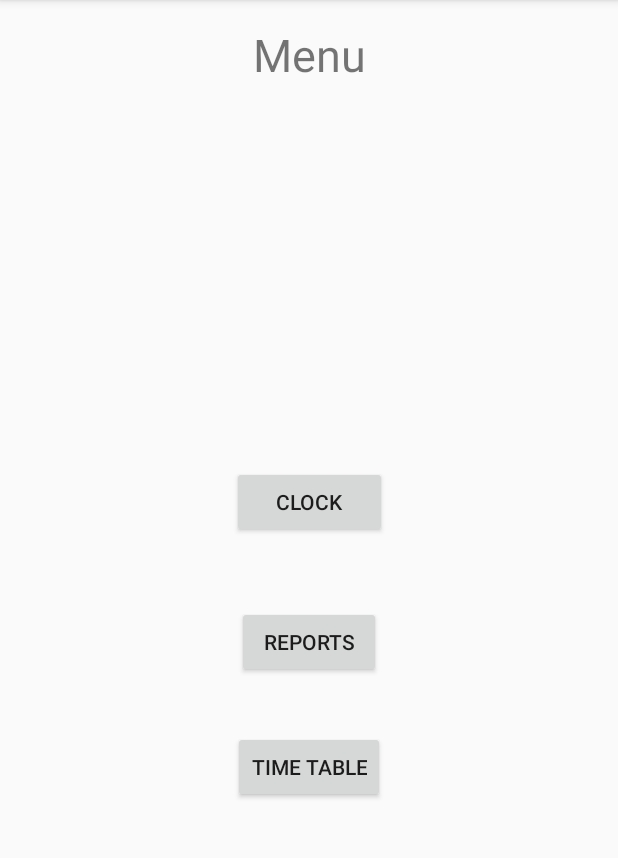
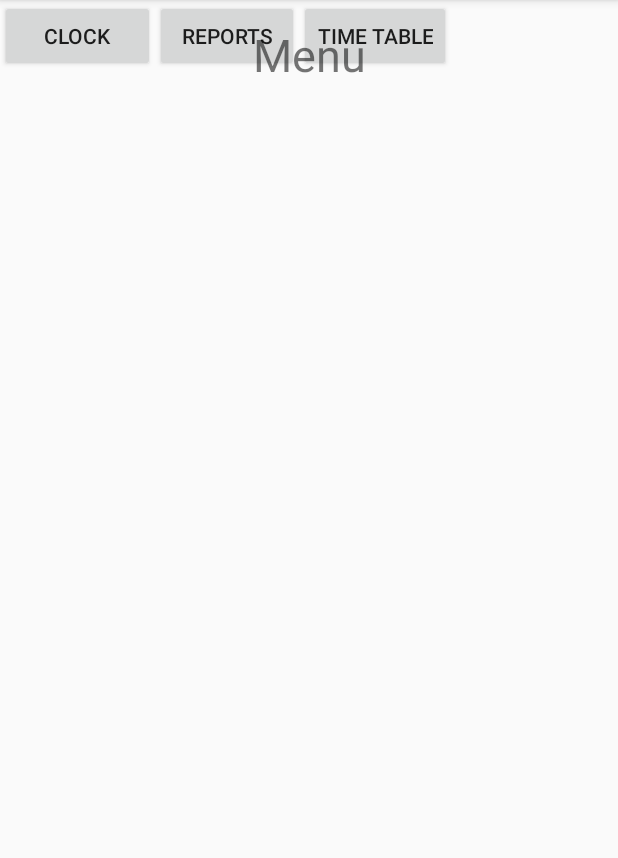
Before and after one commit to ohaddali/Easy2M_Client, an Android app: the CompanyMenuActivity screen opened directly, with no data from a screen before it, on a phone screen of 412 x 824 dp, the part 84-942 px from its top. Run offline under Robolectric (Android 15) with nearby library versions, the phone set to English and light mode, and no system bars; network calls fail.

```diff
--- a/app/src/main/java/nok/easy2m/activities/CompanyMenuActivity.java
+++ b/app/src/main/java/nok/easy2m/activities/CompanyMenuActivity.java
@@ -1,11 +1,13 @@
 package nok.easy2m.activities;
 
 import android.content.Intent;
+import android.content.SharedPreferences;
 import android.support.v7.app.AppCompatActivity;
 import android.os.Bundle;
 import android.text.format.Time;
 import android.view.View;
 import android.widget.Button;
+import android.widget.GridLayout;
 import android.widget.TextView;
 
 import nok.easy2m.R;
@@ -19,6 +21,10 @@ public class CompanyMenuActivity extends AppCompatActivity implements View.OnCli
     TextView companyNameLbl;
     String companyName;
     private long companyId;
+    private boolean isAdmin;
+    private SharedPreferences pref;
+    private GridLayout gridLayout;
+    Button addWorkers;
 
     @Override
     protected void onCreate(Bundle savedInstanceState) {
@@ -29,10 +35,22 @@ public class CompanyMenuActivity extends AppCompatActivity implements View.OnCli
         reportsBtn =findViewById(R.id.menu_reportsBtn);
         timetableBtn = findViewById(R.id.menu_timetableBtn);
         companyNameLbl = findViewById(R.id.menu_companynameLbl);
+        pref = getSharedPreferences("label" , 0);
+        isAdmin = pref.getBoolean("admin",false);
 
         companyName = getIntent().getStringExtra("companyName");
         companyId = getIntent().getLongExtra("companyId" , 0);
         companyNameLbl.setText(companyName);
+
+        gridLayout = findViewById(R.id.user_gridlayout);
+        if(isAdmin)
+        {
+            addWorkers = new Button(this);
+            addWorkers.setText("Add Workers");
+            addWorkers.setOnClickListener(this);
+            gridLayout.removeView(clockBtn);
+            gridLayout.addView(addWorkers);
+        }
 
         clockBtn.setOnClickListener(this);
         reportsBtn.setOnClickListener(this);
@@ -59,5 +77,10 @@ public class CompanyMenuActivity extends AppCompatActivity implements View.OnCli
             i.putExtra("companyId" , companyId);
             startActivity(i);
         }
+        else if (v == addWorkers)
+        {
+            i = new Intent(this,AddRolesActivity.class);
+            startActivity(i);
+        }
     }
 }
--- a/app/src/main/res/layout/activity_company_menu.xml
+++ b/app/src/main/res/layout/activity_company_menu.xml
@@ -6,7 +6,10 @@
     android:layout_height="match_parent"
     tools:context="nok.easy2m.activities.CompanyMenuActivity"
     tools:layout_editor_absoluteY="81dp">
-
+    <GridLayout
+        android:id="@+id/user_gridlayout"
+        android:layout_width="match_parent"
+        android:layout_height="match_parent">
         <Button
             android:id="@+id/menu_clockBtn"
             android:layout_width="103dp"
@@ -14,30 +17,29 @@
             android:layout_marginBottom="45dp"
             android:text="CLOCK"
             app:layout_constraintBottom_toTopOf="@+id/menu_reportsBtn"
-        app:layout_constraintHorizontal_bias="0.501"
-        app:layout_constraintLeft_toLeftOf="parent"
-        app:layout_constraintRight_toRightOf="parent" />
+            app:layout_constraintEnd_toEndOf="parent"
+            app:layout_constraintStart_toStartOf="parent" />
 
         <Button
             android:id="@+id/menu_reportsBtn"
             android:layout_width="96dp"
             android:layout_height="wrap_content"
+            android:layout_marginBottom="35dp"
             android:text="REPORTS"
-        app:layout_constraintBottom_toBottomOf="parent"
-        app:layout_constraintLeft_toLeftOf="parent"
-        app:layout_constraintRight_toRightOf="parent"
-        app:layout_constraintTop_toTopOf="parent"
-        app:layout_constraintVertical_bias="0.561" />
+            app:layout_constraintBottom_toTopOf="@+id/menu_timetableBtn"
+            app:layout_constraintEnd_toEndOf="parent"
+            app:layout_constraintStart_toStartOf="parent" />
 
         <Button
             android:id="@+id/menu_timetableBtn"
             android:layout_width="wrap_content"
             android:layout_height="wrap_content"
-        android:layout_marginTop="35dp"
+            android:layout_marginBottom="120dp"
             android:text="TIME TABLE"
-        app:layout_constraintLeft_toLeftOf="parent"
-        app:layout_constraintRight_toRightOf="parent"
-        app:layout_constraintTop_toBottomOf="@+id/menu_reportsBtn" />
+            app:layout_constraintBottom_toBottomOf="parent"
+            app:layout_constraintEnd_toEndOf="parent"
+            app:layout_constraintStart_toStartOf="parent" />
+    </GridLayout>
 
     <TextView
         android:id="@+id/menuLabel"
@@ -54,10 +56,12 @@
         android:id="@+id/menu_companynameLbl"
         android:layout_width="wrap_content"
         android:layout_height="wrap_content"
+        android:layout_marginEnd="8dp"
         android:layout_marginStart="8dp"
-        android:layout_marginTop="15dp"
+        android:layout_marginTop="8dp"
         android:text="TextView"
         android:textSize="14sp"
-        app:layout_constraintStart_toStartOf="@+id/menuLabel"
+        app:layout_constraintEnd_toEndOf="parent"
+        app:layout_constraintStart_toStartOf="parent"
         app:layout_constraintTop_toBottomOf="@+id/menuLabel" />
 </android.support.constraint.ConstraintLayout>
```
Also changed, not shown: app/src/main/java/nok/easy2m/activities/ReportsActivity.java (+21 -13 lines). Lines whose indentation alone changed are shown as unchanged.
